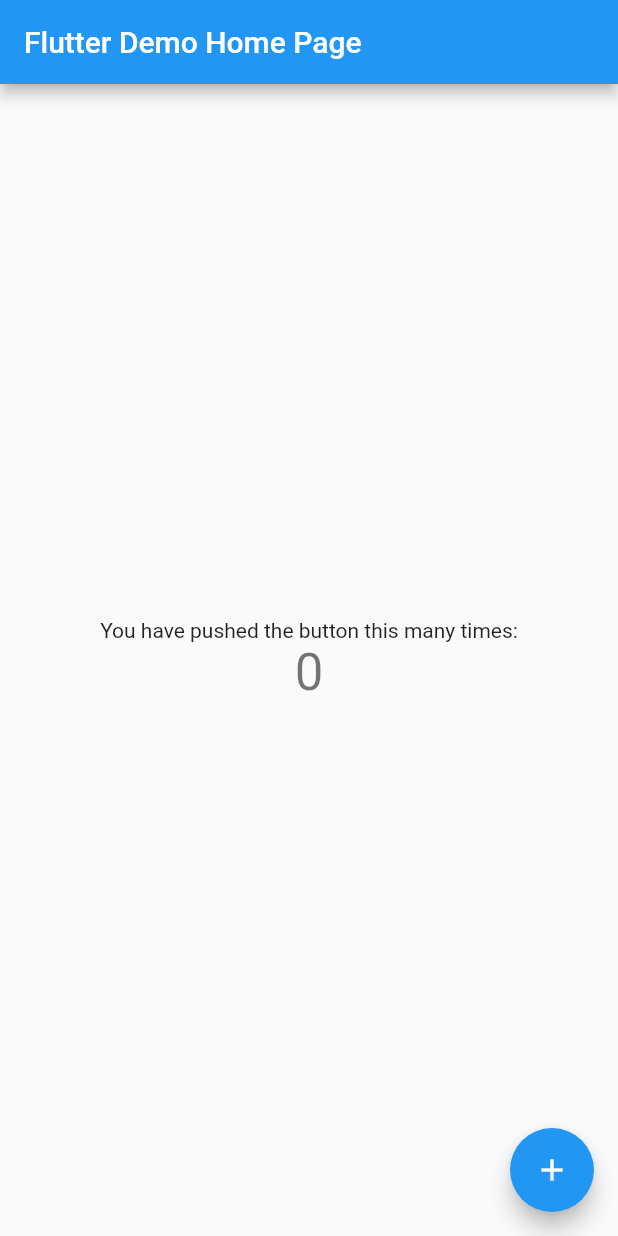
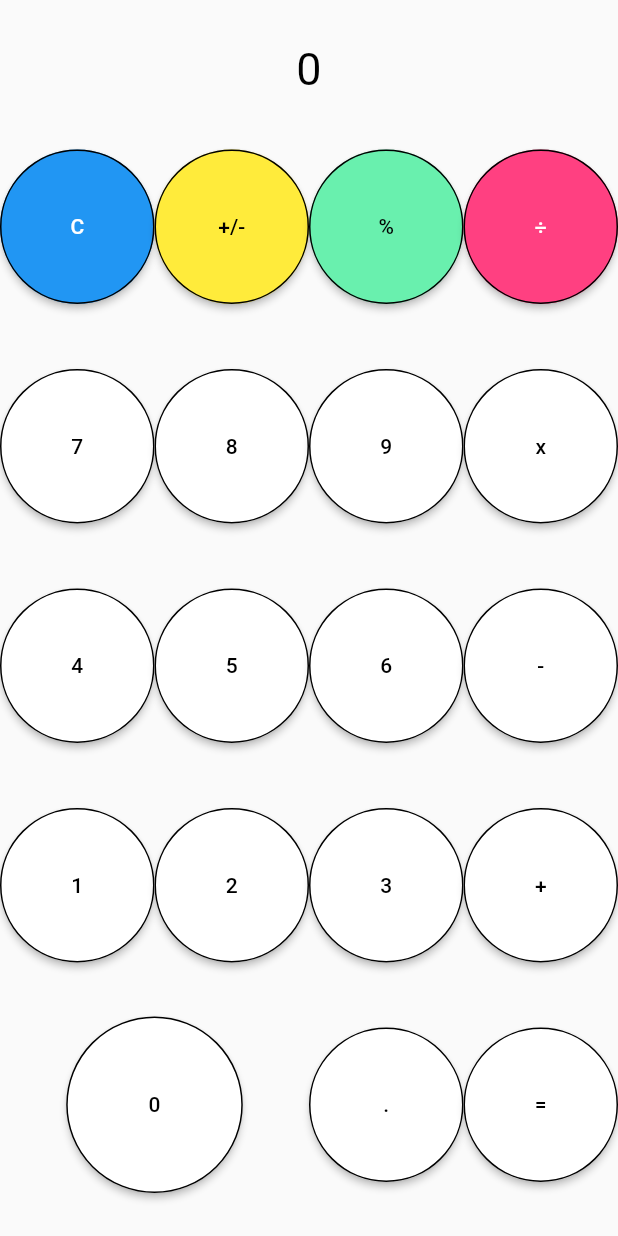
Before and after one commit to aokiyuyatsuyoshi/example_TDD, a Flutter app: the screen it shows after launch, on a phone screen of 412 x 824 dp. Run offline on Flutter 3.47's test engine with Material 2 defaults, Android fonts, the phone set to English and light mode, and no system bars.

Commit message:
feature:UIの配置完了

```diff
--- a/lib/main.dart
+++ b/lib/main.dart
@@ -1,3 +1,4 @@
+import 'package:exam_tdd/widget/PageWidget.dart';
 import 'package:flutter/material.dart';
 
 void main() {
@@ -5,7 +6,6 @@ void main() {
 }
 
 class MyApp extends StatelessWidget {
-  // This widget is the root of your application.
   @override
   Widget build(BuildContext context) {
     return MaterialApp(
@@ -13,54 +13,7 @@ class MyApp extends StatelessWidget {
       theme: ThemeData(
         primarySwatch: Colors.blue,
       ),
-      home: MyHomePage(title: 'Flutter Demo Home Page'),
+      home: simplePage(),
     );
   }
 }
-
-class MyHomePage extends StatefulWidget {
-  MyHomePage({Key key, this.title}) : super(key: key);
-
-  final String title;
-
-  @override
-  _MyHomePageState createState() => _MyHomePageState();
-}
-
-class _MyHomePageState extends State<MyHomePage> {
-  int _counter = 0;
-
-  void _incrementCounter() {
-    setState(() {
-      _counter++;
-    });
-  }
-
-  @override
-  Widget build(BuildContext context) {
-    return Scaffold(
-      appBar: AppBar(
-        title: Text(widget.title),
-      ),
-      body: Center(
-        child: Column(
-          mainAxisAlignment: MainAxisAlignment.center,
-          children: <Widget>[
-            Text(
-              'You have pushed the button this many times:',
-            ),
-            Text(
-              '$_counter',
-              style: Theme.of(context).textTheme.headline4,
-            ),
-          ],
-        ),
-      ),
-      floatingActionButton: FloatingActionButton(
-        onPressed: _incrementCounter,
-        tooltip: 'Increment',
-        child: Icon(Icons.add),
-      ), // This trailing comma makes auto-formatting nicer for build methods.
-    );
-  }
-}
--- /dev/null
+++ b/lib/widget/PageWidget.dart
@@ -0,0 +1,420 @@
+import 'package:flutter/cupertino.dart';
+import 'package:flutter/material.dart';
+
+class simplePage extends StatefulWidget {
+  @override
+  _State createState() => _State();
+}
+
+class _State extends State<simplePage> {
+  var totalNubmer = 0;
+  @override
+  Widget build(BuildContext context) {
+    return MaterialApp(
+      title: 'Flutter Demo',
+      theme: ThemeData(
+        primarySwatch: Colors.blue,
+      ),
+      home: Scaffold(
+        body: Center(
+          child: Column(
+            mainAxisAlignment: MainAxisAlignment.spaceEvenly,
+            children: <Widget>[
+              Text(
+                "$totalNubmer",
+                style: TextStyle(fontSize: 30, color: Colors.black),
+              ),
+              Row(
+                mainAxisAlignment: MainAxisAlignment.spaceEvenly,
+                children: [
+                  SizedBox(
+                    width: MediaQuery.of(context).size.width / 4,
+                    height: MediaQuery.of(context).size.height / 7,
+                    child: ElevatedButton(
+                      child: const Text('C'),
+                      style: ElevatedButton.styleFrom(
+                        primary: Colors.blue,
+                        onPrimary: Colors.white,
+                        shape: const CircleBorder(
+                          side: BorderSide(
+                            color: Colors.black,
+                            width: 1,
+                            style: BorderStyle.solid,
+                          ),
+                        ),
+                      ),
+                      onPressed: () {},
+                    ),
+                  ),
+                  SizedBox(
+                    width: MediaQuery.of(context).size.width / 4,
+                    height: MediaQuery.of(context).size.height / 7,
+                    child: ElevatedButton(
+                      child: const Text('+/-'),
+                      style: ElevatedButton.styleFrom(
+                        primary: Colors.yellow,
+                        onPrimary: Colors.black,
+                        shape: const CircleBorder(
+                          side: BorderSide(
+                            color: Colors.black,
+                            width: 1,
+                            style: BorderStyle.solid,
+                          ),
+                        ),
+                      ),
+                      onPressed: () {},
+                    ),
+                  ),
+                  SizedBox(
+                    width: MediaQuery.of(context).size.width / 4,
+                    height: MediaQuery.of(context).size.height / 7,
+                    child: ElevatedButton(
+                      child: const Text('%'),
+                      style: ElevatedButton.styleFrom(
+                        primary: Colors.greenAccent,
+                        onPrimary: Colors.black,
+                        shape: const CircleBorder(
+                          side: BorderSide(
+                            color: Colors.black,
+                            width: 1,
+                            style: BorderStyle.solid,
+                          ),
+                        ),
+                      ),
+                      onPressed: () {},
+                    ),
+                  ),
+                  SizedBox(
+                    width: MediaQuery.of(context).size.width / 4,
+                    height: MediaQuery.of(context).size.height / 7,
+                    child: ElevatedButton(
+                      child: const Text('÷'),
+                      style: ElevatedButton.styleFrom(
+                        primary: Colors.pinkAccent,
+                        onPrimary: Colors.white,
+                        shape: const CircleBorder(
+                          side: BorderSide(
+                            color: Colors.black,
+                            width: 1,
+                            style: BorderStyle.solid,
+                          ),
+                        ),
+                      ),
+                      onPressed: () {},
+                    ),
+                  ),
+                ],
+              ),
+              Row(
+                mainAxisAlignment: MainAxisAlignment.spaceEvenly,
+                children: [
+                  SizedBox(
+                    width: MediaQuery.of(context).size.width / 4,
+                    height: MediaQuery.of(context).size.height / 7,
+                    child: ElevatedButton(
+                      child: const Text('7'),
+                      style: ElevatedButton.styleFrom(
+                        primary: Colors.white,
+                        onPrimary: Colors.black,
+                        shape: const CircleBorder(
+                          side: BorderSide(
+                            color: Colors.black,
+                            width: 1,
+                            style: BorderStyle.solid,
+                          ),
+                        ),
+                      ),
+                      onPressed: () {},
+                    ),
+                  ),
+                  SizedBox(
+                    width: MediaQuery.of(context).size.width / 4,
+                    height: MediaQuery.of(context).size.height / 7,
+                    child: ElevatedButton(
+                      child: const Text('8'),
+                      style: ElevatedButton.styleFrom(
+                        primary: Colors.white,
+                        onPrimary: Colors.black,
+                        shape: const CircleBorder(
+                          side: BorderSide(
+                            color: Colors.black,
+                            width: 1,
+                            style: BorderStyle.solid,
+                          ),
+                        ),
+                      ),
+                      onPressed: () {},
+                    ),
+                  ),
+                  SizedBox(
+                    width: MediaQuery.of(context).size.width / 4,
+                    height: MediaQuery.of(context).size.height / 7,
+                    child: ElevatedButton(
+                      child: const Text('9'),
+                      style: ElevatedButton.styleFrom(
+                        primary: Colors.white,
+                        onPrimary: Colors.black,
+                        shape: const CircleBorder(
+                          side: BorderSide(
+                            color: Colors.black,
+                            width: 1,
+                            style: BorderStyle.solid,
+                          ),
+                        ),
+                      ),
+                      onPressed: () {},
+                    ),
+                  ),
+                  SizedBox(
+                    width: MediaQuery.of(context).size.width / 4,
+                    height: MediaQuery.of(context).size.height / 7,
+                    child: ElevatedButton(
+                      child: const Text('x'),
+                      style: ElevatedButton.styleFrom(
+                        primary: Colors.white,
+                        onPrimary: Colors.black,
+                        shape: const CircleBorder(
+                          side: BorderSide(
+                            color: Colors.black,
+                            width: 1,
+                            style: BorderStyle.solid,
+                          ),
+                        ),
+                      ),
+                      onPressed: () {},
+                    ),
+                  ),
+                ],
+              ),
+              Row(
+                mainAxisAlignment: MainAxisAlignment.spaceEvenly,
+                children: [
+                  SizedBox(
+                    width: MediaQuery.of(context).size.width / 4,
+                    height: MediaQuery.of(context).size.height / 7,
+                    child: ElevatedButton(
+                      child: const Text('4'),
+                      style: ElevatedButton.styleFrom(
+                        primary: Colors.white,
+                        onPrimary: Colors.black,
+                        shape: const CircleBorder(
+                          side: BorderSide(
+                            color: Colors.black,
+                            width: 1,
+                            style: BorderStyle.solid,
+                          ),
+                        ),
+                      ),
+                      onPressed: () {},
+                    ),
+                  ),
+                  SizedBox(
+                    width: MediaQuery.of(context).size.width / 4,
+                    height: MediaQuery.of(context).size.height / 7,
+                    child: ElevatedButton(
+                      child: const Text('5'),
+                      style: ElevatedButton.styleFrom(
+                        primary: Colors.white,
+                        onPrimary: Colors.black,
+                        shape: const CircleBorder(
+                          side: BorderSide(
+                            color: Colors.black,
+                            width: 1,
+                            style: BorderStyle.solid,
+                          ),
+                        ),
+                      ),
+                      onPressed: () {},
+                    ),
+                  ),
+                  SizedBox(
+                    width: MediaQuery.of(context).size.width / 4,
+                    height: MediaQuery.of(context).size.height / 7,
+                    child: ElevatedButton(
+                      child: const Text('6'),
+                      style: ElevatedButton.styleFrom(
+                        primary: Colors.white,
+                        onPrimary: Colors.black,
+                        shape: const CircleBorder(
+                          side: BorderSide(
+                            color: Colors.black,
+                            width: 1,
+                            style: BorderStyle.solid,
+                          ),
+                        ),
+                      ),
+                      onPressed: () {},
+                    ),
+                  ),
+                  SizedBox(
+                    width: MediaQuery.of(context).size.width / 4,
+                    height: MediaQuery.of(context).size.height / 7,
+                    child: ElevatedButton(
+                      child: const Text('-'),
+                      style: ElevatedButton.styleFrom(
+                        primary: Colors.white,
+                        onPrimary: Colors.black,
+                        shape: const CircleBorder(
+                          side: BorderSide(
+                            color: Colors.black,
+                            width: 1,
+                            style: BorderStyle.solid,
+                          ),
+                        ),
+                      ),
+                      onPressed: () {},
+                    ),
+                  ),
+                ],
+              ),
+              Row(
+                mainAxisAlignment: MainAxisAlignment.spaceEvenly,
+                children: [
+                  SizedBox(
+                    width: MediaQuery.of(context).size.width / 4,
+                    height: MediaQuery.of(context).size.height / 7,
+                    child: ElevatedButton(
+                      child: const Text('1'),
+                      style: ElevatedButton.styleFrom(
+                        primary: Colors.white,
+                        onPrimary: Colors.black,
+                        shape: const CircleBorder(
+                          side: BorderSide(
+                            color: Colors.black,
+                            width: 1,
+                            style: BorderStyle.solid,
+                          ),
+                        ),
+                      ),
+                      onPressed: () {},
+                    ),
+                  ),
+                  SizedBox(
+                    width: MediaQuery.of(context).size.width / 4,
+                    height: MediaQuery.of(context).size.height / 7,
+                    child: ElevatedButton(
+                      child: const Text('2'),
+                      style: ElevatedButton.styleFrom(
+                        primary: Colors.white,
+                        onPrimary: Colors.black,
+                        shape: const CircleBorder(
+                          side: BorderSide(
+                            color: Colors.black,
+                            width: 1,
+                            style: BorderStyle.solid,
+                          ),
+                        ),
+                      ),
+                      onPressed: () {},
+                    ),
+                  ),
+                  SizedBox(
+                    width: MediaQuery.of(context).size.width / 4,
+                    height: MediaQuery.of(context).size.height / 7,
+                    child: ElevatedButton(
+                      child: const Text('3'),
+                      style: ElevatedButton.styleFrom(
+                        primary: Colors.white,
+                        onPrimary: Colors.black,
+                        shape: const CircleBorder(
+                          side: BorderSide(
+                            color: Colors.black,
+                            width: 1,
+                            style: BorderStyle.solid,
+                          ),
+                        ),
+                      ),
+                      onPressed: () {},
+                    ),
+                  ),
+                  SizedBox(
+                    width: MediaQuery.of(context).size.width / 4,
+                    height: MediaQuery.of(context).size.height / 7,
+                    child: ElevatedButton(
+                      child: const Text('+'),
+                      style: ElevatedButton.styleFrom(
+                        primary: Colors.white,
+                        onPrimary: Colors.black,
+                        shape: const CircleBorder(
+                          side: BorderSide(
+                            color: Colors.black,
+                            width: 1,
+                            style: BorderStyle.solid,
+                          ),
+                        ),
+                      ),
+                      onPressed: () {},
+                    ),
+                  ),
+                ],
+              ),
+              Row(
+                mainAxisAlignment: MainAxisAlignment.spaceEvenly,
+                children: [
+                  SizedBox(
+                    width: MediaQuery.of(context).size.width / 2,
+                    height: MediaQuery.of(context).size.height / 7,
+                    child: ElevatedButton(
+                      child: const Text('0'),
+                      style: ElevatedButton.styleFrom(
+                        primary: Colors.white,
+                        onPrimary: Colors.black,
+                        shape: const CircleBorder(
+                          side: BorderSide(
+                            color: Colors.black,
+                            width: 1,
+                            style: BorderStyle.solid,
+                          ),
+                        ),
+                      ),
+                      onPressed: () {},
+                    ),
+                  ),
+                  SizedBox(
+                    width: MediaQuery.of(context).size.width / 4,
+                    height: MediaQuery.of(context).size.height / 7,
+                    child: ElevatedButton(
+                      child: const Text('.'),
+                      style: ElevatedButton.styleFrom(
+                        primary: Colors.white,
+                        onPrimary: Colors.black,
+                        shape: const CircleBorder(
+                          side: BorderSide(
+                            color: Colors.black,
+                            width: 1,
+                            style: BorderStyle.solid,
+                          ),
+                        ),
+                      ),
+                      onPressed: () {},
+                    ),
+                  ),
+                  SizedBox(
+                    width: MediaQuery.of(context).size.width / 4,
+                    height: MediaQuery.of(context).size.height / 7,
+                    child: ElevatedButton(
+                      child: const Text('='),
+                      style: ElevatedButton.styleFrom(
+                        primary: Colors.white,
+                        onPrimary: Colors.black,
+                        shape: const CircleBorder(
+                          side: BorderSide(
+                            color: Colors.black,
+                            width: 1,
+                            style: BorderStyle.solid,
+                          ),
+                        ),
+                      ),
+                      onPressed: () {},
+                    ),
+                  ),
+                ],
+              ),
+            ],
+          ),
+        ),
+        // This trailing comma makes auto-formatting nicer for build methods.
+      ),
+    );
+  }
+}
--- a/pubspec.yaml
+++ b/pubspec.yaml
@@ -28,6 +28,7 @@ dependencies:
   # The following adds the Cupertino Icons font to your application.
   # Use with the CupertinoIcons class for iOS style icons.
   cupertino_icons: ^1.0.2
+  intl: ^0.17.0
 
 dev_dependencies:
   flutter_test:
```
